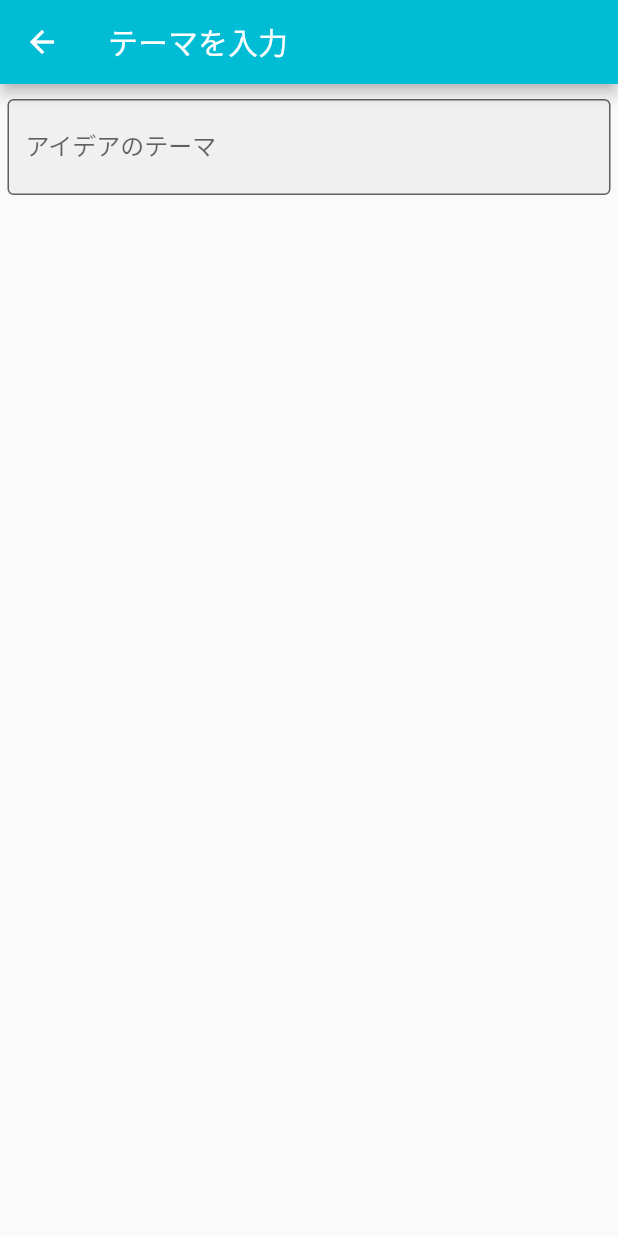
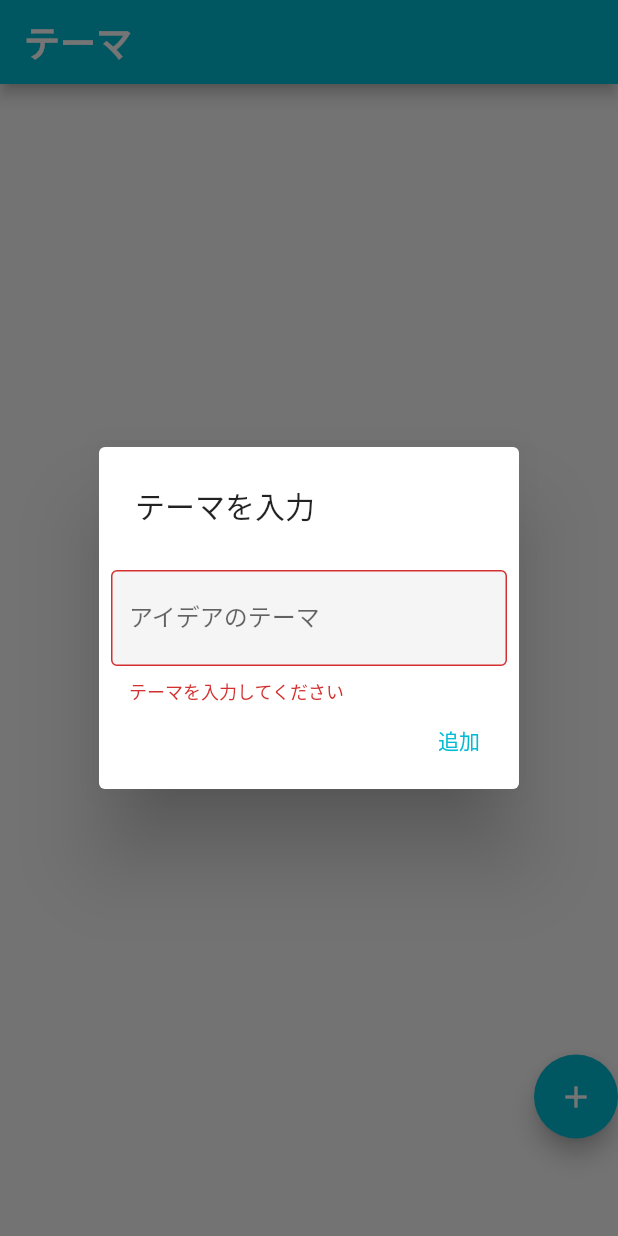
Before and after one commit to ktr17/flutter_brainstorming, a Flutter app: the screen it shows after launch, after a tap on the "add" icon, on a phone screen of 412 x 824 dp. Run offline on Flutter 3.47's test engine with Material 2 defaults, Android fonts, the phone set to English and light mode, and no system bars; our stand-ins replace sqflite; accounts and stored records are empty; Roboto replaces fonts that are missing (sans).

Commit message:
add: remove specified the theme from DB and ListView. close #9

```diff
--- a/lib/main.dart
+++ b/lib/main.dart
@@ -1,5 +1,5 @@
 import 'package:flutter/material.dart';
-import 'package:flutter_brainstorming/screens/home.dart';
+import 'package:flutter_brainstorming/screen/home.dart';
 void main() {
   runApp(const HomePage());
 }
--- a/lib/screens/home.dart
+++ b/lib/screen/home.dart
@@ -1,5 +1,5 @@
 import 'package:flutter/material.dart';
-import 'package:flutter_brainstorming/screens/item_theme_list_view.dart';
+import 'package:flutter_brainstorming/screen/item_theme_list_view.dart';
 
 
 /// アイデアテーマを登録・表示するView
--- /dev/null
+++ b/lib/screen/input_theme_dialog.dart
@@ -0,0 +1,62 @@
+import 'package:flutter/material.dart';
+import 'package:flutter_brainstorming/model/database_helper.dart';
+import 'package:flutter_brainstorming/model/theme_model.dart';
+
+/// テーマを入力するモーダルダイアログ
+class InputThemeDialog extends StatelessWidget {
+  InputThemeDialog({Key? key}) : super(key: key);
+
+  final _themeTextEditingController = TextEditingController();
+  final DatabaseHelper _dbHelper = DatabaseHelper();
+  @override
+  Widget build(BuildContext context) {
+    return AlertDialog(
+      title: Text('テーマを入力'),
+      // content: Text('こうかいしませんね？'),
+      actions: <Widget>[
+        Form(
+          child: TextFormField(
+            autovalidateMode: AutovalidateMode.always,
+            validator: (value) {
+              if (value!.isEmpty){
+                return 'テーマを入力してください';
+              } else {
+                return null;
+              }
+            },
+            controller: _themeTextEditingController,
+            decoration: const InputDecoration(
+              hintText: 'テーマ...',
+              labelText: 'アイデアのテーマ',
+              filled: true,
+              border: OutlineInputBorder(),
+            ),
+
+            // エンター押下時に入力したテーマをListViewへ追加し、画面を１つ戻す
+            onFieldSubmitted: (String? value) {
+              // 入力したテーマをデータベースへ格納
+              // TODO dbHelperの動作をrepositoryに移行するべき(データベースとのやり取りのため)
+              final _themeModel =
+                  _dbHelper.newTheme(ThemeModel(themeText: value.toString()));
+
+              // 戻り値に入力したテーマを格納する
+              Navigator.pop(context, _themeModel);
+            },
+          )
+        ),
+        TextButton(
+          onPressed: () => Navigator.pop(context),
+          child: const Text('追加'),
+        ),
+
+        // GestureDetector(
+
+        //   child: const Text('Add'),
+        //   onTap: () {
+        //     Navigator.pop(context);
+        //   },
+        // ),
+      ],
+    );
+  }
+}
--- a/lib/screens/item_theme_list_view.dart
+++ b/lib/screen/item_theme_list_view.dart
@@ -2,8 +2,8 @@ import 'package:flutter/material.dart';
 
 import 'package:flutter_brainstorming/model/database_helper.dart';
 import 'package:flutter_brainstorming/model/theme_model.dart';
-import 'package:flutter_brainstorming/screens/brainstorming_page.dart';
-import 'package:flutter_brainstorming/screens/idea_theme_page.dart';
+import 'package:flutter_brainstorming/screen/brainstorming_page.dart';
+import 'package:flutter_brainstorming/screen/input_theme_dialog.dart';
 import 'package:flutter_brainstorming/components/list_tile.dart';
 
 /// アイデアのテーマを表示するためのListViewを表示
@@ -29,15 +29,46 @@ class _ItemThemeListView extends State<ItemThemeListView> {
   Widget build(BuildContext context) {
     return Scaffold(
         appBar: AppBar(
-            title:
-                Text('アイデアテーマ', style: Theme.of(context).textTheme.headline5)),
+            title: Text('テーマ', style: Theme.of(context).textTheme.headline5)),
         body: Padding(
-          padding: const EdgeInsets.only(right: 40, bottom: 65),
+          padding: const EdgeInsets.only(right: 0, bottom: 65),
           child: Stack(
             children: [
               // 記入済みのテーマの一覧を表示
-              ListView(
-                children: buildThemeComponentsList(),
+              ListView.separated(
+                itemCount: _themeModelList.length,
+                itemBuilder: (context, index) {
+                  return Dismissible(
+                    key: ValueKey<String>(_themeModelList[index].getThemeText),
+                    background: Container(
+                      alignment: AlignmentDirectional.centerEnd,
+                      padding: const EdgeInsets.only(right: 10),
+                      color: Colors.red,
+                      child: const Icon(
+                        Icons.delete,
+                        color: Colors.white,
+                      ),
+                    ),
+                    direction: DismissDirection.endToStart,
+                    onDismissed: (DismissDirection direction) {
+                      if (direction == DismissDirection.endToStart) {
+                        // ListViewからデータを削除する処理
+                        setState(() {
+                          // データベースから削除
+                          removeThemeFromDb(_themeModelList[index]);
+                          // オンメモリから削除
+                          _themeModelList.removeAt(index);
+                        });
+                      }
+                    },
+                    child: ListTile(
+                        title: Text(_themeModelList[index].getThemeText),
+                        onTap: () => openThemeToRead(_themeModelList[index])),
+                  );
+                },
+                separatorBuilder: (context, index) {
+                  return const Divider(height: 0.5);
+                },
               ),
 
               // テーマを追加するためのボタンを配置する
@@ -45,19 +76,19 @@ class _ItemThemeListView extends State<ItemThemeListView> {
                   alignment: Alignment.bottomRight,
                   child: FloatingActionButton(
                       child: const Icon(Icons.add, color: Colors.white),
+                      // addボタンをタップしたらテーマを入力するダイアログを表示する
                       onPressed: () async {
-                        final ThemeModel _themeModel = await Navigator.push(
-                          context,
-                          MaterialPageRoute(
-                            builder: (context) => const ItemThemePage())
+                        final ThemeModel _themeModel = await showDialog(
+                          context: context,
+                          builder: (_) {
+                            return InputThemeDialog();
+                          },
                         );
-
                         setState(() {
                           // リストにテーマを追加して、ListViewを更新する
                           _ideaThemeList.add(_themeModel.getThemeText);
                           // 追加したThemeModelをリストに格納する
                           _themeModelList.add(_themeModel);
-                          // ListViewに値を追加する
                         });
                       })),
             ],
@@ -84,7 +115,13 @@ class _ItemThemeListView extends State<ItemThemeListView> {
     Navigator.push(
         context,
         MaterialPageRoute(
-          builder: (context) => BrainstormPage(themeModel: themeData)));
+            builder: (context) => BrainstormPage(themeModel: themeData)));
+  }
+
+  // ListViewから削除したテーマをDBから削除する
+  removeThemeFromDb(ThemeModel themeData) {
+    final db = DatabaseHelper();
+    db.removeTheme(themeData);
   }
 
   /// ListViewに持たせるためのデータをオンメモリ上に配置する
--- a/lib/screens/idea_theme_page.dart
+++ /dev/null
@@ -1,46 +0,0 @@
-import 'package:flutter/material.dart';
-import 'package:flutter_brainstorming/model/database_helper.dart';
-import 'package:flutter_brainstorming/model/theme_model.dart';
-
-class ItemThemePage extends StatefulWidget {
-  const ItemThemePage({Key? key}) : super(key: key);
-
-  @override
-  State<StatefulWidget> createState() => _ItemThemePage();
-}
-
-class _ItemThemePage extends State<ItemThemePage> {
-  final _themeTextEditingController = TextEditingController();
-  final DatabaseHelper _dbHelper = DatabaseHelper();
-
-  @override
-  Widget build(BuildContext context) {
-    return Scaffold(
-        appBar: AppBar(title: const Text("テーマを入力"), foregroundColor: Colors.white),
-        body: Padding(
-          padding: const EdgeInsets.only(top: 10, left: 5.0, right: 5.0, bottom: 0),
-          child: Column(
-            children: <Widget>[
-              Form(
-                child: TextFormField(
-                controller: _themeTextEditingController,
-                decoration: const InputDecoration(
-                  hintText: 'テーマ...',
-                  labelText: 'アイデアのテーマ',
-                  filled: true,
-                  border: OutlineInputBorder(),
-                ),
-                // エンター押下時に入力したテーマをListViewへ追加し、画面を１つ戻す
-                onFieldSubmitted: (String? value) {
-                  // 入力したテーマをデータベースへ格納
-                  final _themeModel = _dbHelper.newTheme(ThemeModel(themeText: value.toString()));
-
-                  // 戻り値に入力したテーマを格納する
-                  Navigator.pop(context, _themeModel);
-                },
-              ))
-            ],
-          ),
-        ));
-  }
-}
```
Also changed, not shown: lib/model/database_helper.dart (+10 -1 lines), lib/screen/brainstorming_page.dart (renamed from lib/screens/brainstorming_page.dart), pubspec.lock, 1 other file.
